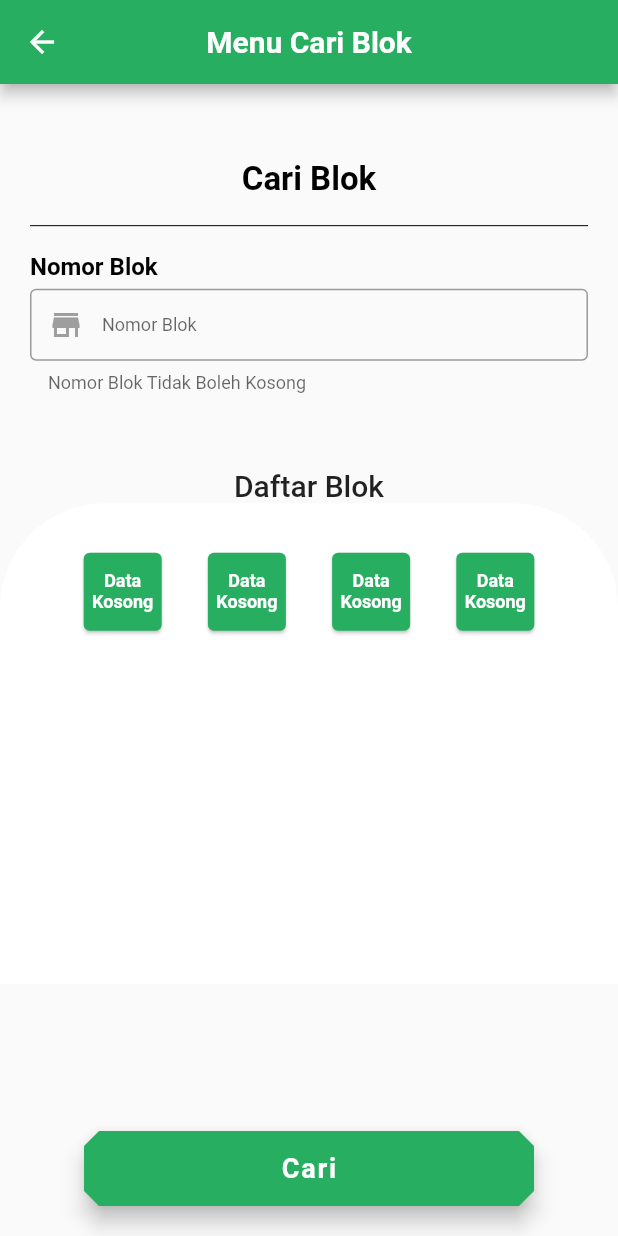
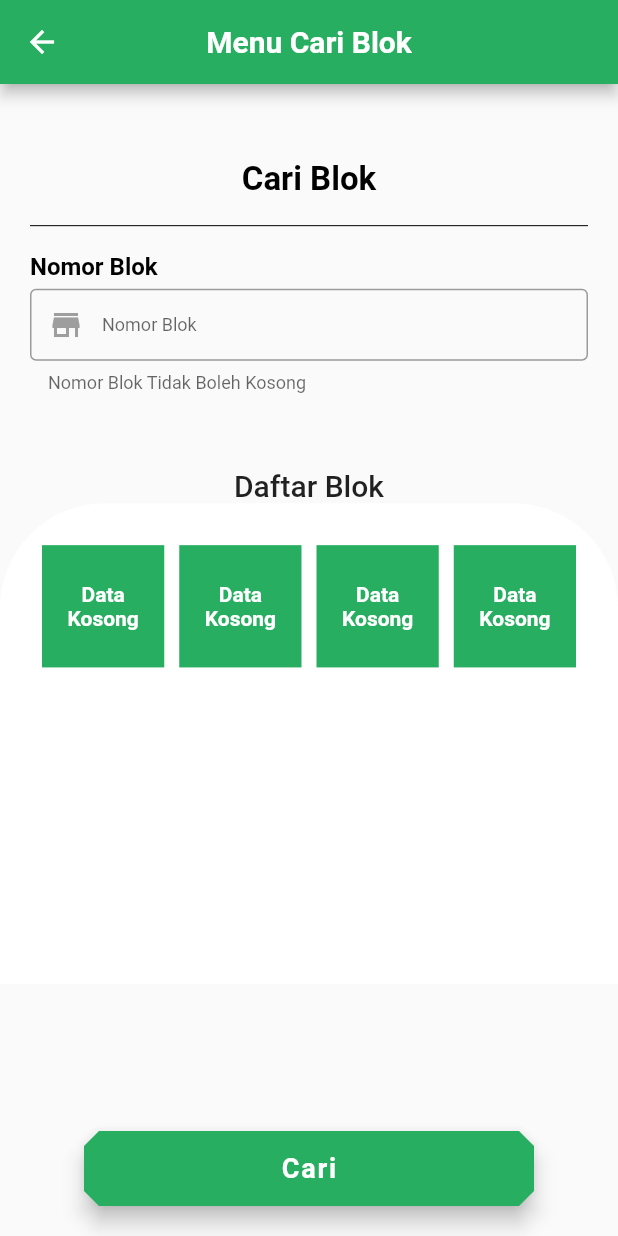
Before and after one commit to georgionicky/sp_mobile, a Flutter app: the cek_Lapak screen opened directly, on a phone screen of 412 x 824 dp. Run offline on Flutter 3.47's test engine with Material 2 defaults, Android fonts, the light colour scheme and no system bars; our stand-ins replace rflutter_alert; missing offline and left inert: qr_code_scanner; network calls fail.

Commit message:
nicky - fe

```diff
--- a/lib/page/cek_lapak.dart
+++ b/lib/page/cek_lapak.dart
@@ -104,37 +104,65 @@ class _cek_LapakState extends State<cek_Lapak> {
                           topRight: Radius.circular(70))),
                   child: Padding(
                     padding: const EdgeInsets.all(24.0),
-                    child: ListView(
+                    child: GridView.count(
+                      primary: false,
+                      padding: const EdgeInsets.all(4),
+                      crossAxisSpacing: 10,
+                      mainAxisSpacing: 10,
+                      crossAxisCount: 4,
                       children: [
                         Container(
-                            padding: EdgeInsets.all(5.0),
-                            child: Row(
-                              mainAxisAlignment: MainAxisAlignment.spaceEvenly,
-                              children: <Widget>[
-                                for (var i = 0; i < 4; i++)
-                                  Column(
-                                    children: <Widget>[
-                                      SizedBox(
-                                        width: 60.0,
-                                        height: 60.0,
-                                        child: Card(
-                                            color: Color.fromRGBO(
-                                                39, 174, 96, 100),
+                          padding: const EdgeInsets.all(8),
                           child: Center(
                             child: Text(
                                 '${daftarBlok?.daftar[0]['kode'] ?? "Data Kosong"}',
                                 textAlign: TextAlign.center,
                                 style: TextStyle(
-                                                      fontSize: 12,
+                                    fontSize: 14,
                                     color: Colors.white,
-                                                      fontWeight:
-                                                          FontWeight.w700)),
-                                            )),
-                                      )
-                                    ],
+                                    fontWeight: FontWeight.w700)),
                           ),
-                              ],
-                            )),
+                          color: Color.fromRGBO(39, 174, 96, 100),
+                        ),
+                        Container(
+                          padding: const EdgeInsets.all(8),
+                          child: Center(
+                            child: Text(
+                                '${daftarBlok?.daftar[0]['kode'] ?? "Data Kosong"}',
+                                textAlign: TextAlign.center,
+                                style: TextStyle(
+                                    fontSize: 14,
+                                    color: Colors.white,
+                                    fontWeight: FontWeight.w700)),
+                          ),
+                          color: Color.fromRGBO(39, 174, 96, 100),
+                        ),
+                        Container(
+                          padding: const EdgeInsets.all(8),
+                          child: Center(
+                            child: Text(
+                                '${daftarBlok?.daftar[0]['kode'] ?? "Data Kosong"}',
+                                textAlign: TextAlign.center,
+                                style: TextStyle(
+                                    fontSize: 14,
+                                    color: Colors.white,
+                                    fontWeight: FontWeight.w700)),
+                          ),
+                          color: Color.fromRGBO(39, 174, 96, 100),
+                        ),
+                        Container(
+                          padding: const EdgeInsets.all(8),
+                          child: Center(
+                            child: Text(
+                                '${daftarBlok?.daftar[0]['kode'] ?? "Data Kosong"}',
+                                textAlign: TextAlign.center,
+                                style: TextStyle(
+                                    fontSize: 14,
+                                    color: Colors.white,
+                                    fontWeight: FontWeight.w700)),
+                          ),
+                          color: Color.fromRGBO(39, 174, 96, 100),
+                        ),
                       ],
                     ),
                   ),
```
Lines whose indentation alone changed are shown as unchanged.
